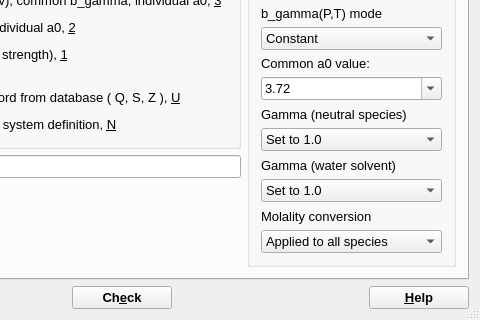
gemshub/GEMSGUI, file gems3/vizor4/dlg4/AutoPhaseDialog4.ui: the form before one commit; both pictures show x 343 to 823 and y 157 to 477 of the 823 by 477 pixel window.
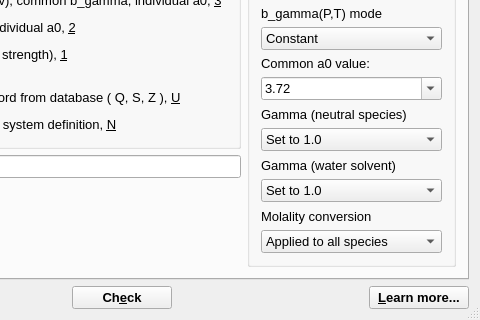
The form after the commit.

Commit message: Work with GEMS3HelpInventory.html (SD)

```diff
--- a/gems3/vizor4/dlg4/AutoPhaseDialog4.ui
+++ b/gems3/vizor4/dlg4/AutoPhaseDialog4.ui
@@ -675,7 +675,7 @@
         </font>
        </property>
        <property name="text">
-        <string>&amp;Help</string>
+        <string>&amp;Learn more...</string>
        </property>
        <property name="shortcut">
         <string>Alt+H</string>
```
The commit also changes 12 other files.
